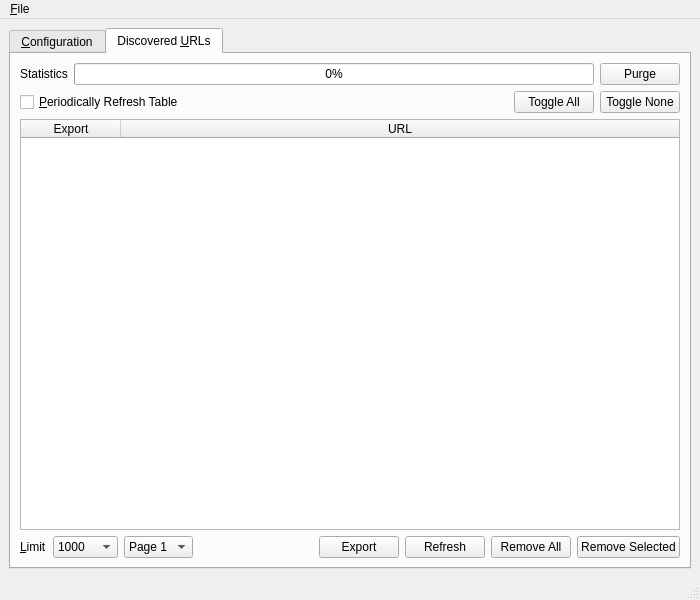
Qt form UI/pandemonium.ui (nurfalie/pandamonium) before a commit.
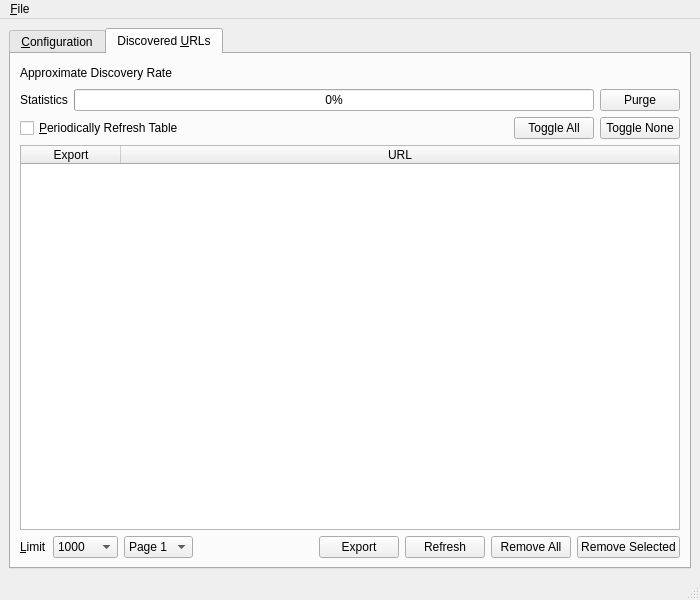
The same form after that commit. The open tabs and pages were chosen to show the change.

Commit message: Discovery rate.

Patch:
```diff
--- a/UI/pandemonium.ui
+++ b/UI/pandemonium.ui
@@ -401,6 +401,30 @@
         <string>Discovered &amp;URLs</string>
        </attribute>
        <layout class="QVBoxLayout" name="verticalLayout_4">
+        <item>
+         <layout class="QHBoxLayout" name="horizontalLayout_10">
+          <item>
+           <widget class="QLabel" name="discovery_rate">
+            <property name="text">
+             <string>Approximate Discovery Rate</string>
+            </property>
+           </widget>
+          </item>
+          <item>
+           <spacer name="horizontalSpacer_5">
+            <property name="orientation">
+             <enum>Qt::Horizontal</enum>
+            </property>
+            <property name="sizeHint" stdset="0">
+             <size>
+              <width>40</width>
+              <height>20</height>
+             </size>
+            </property>
+           </spacer>
+          </item>
+         </layout>
+        </item>
         <item>
          <layout class="QHBoxLayout" name="horizontalLayout_8">
           <item>
```
The commit also changes 1 other file.
